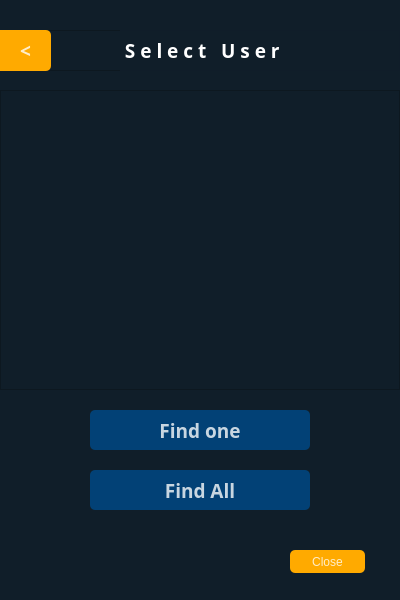
Before: the Qt Designer form ui/listest.ui in cach007/face_findeer, drawn with Qt 5.
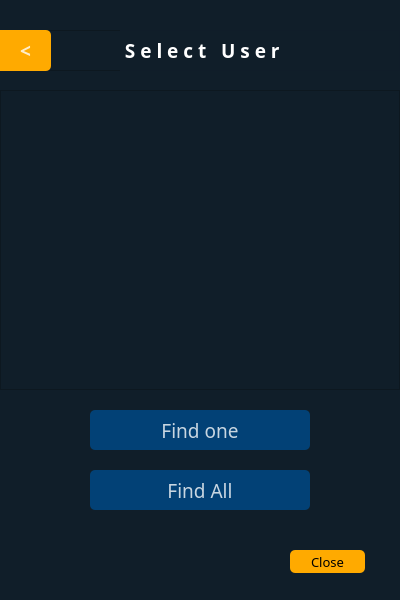
After: the same form once the commit is applied. Icons and pictures are not drawn.

Patch:
```diff
--- a/ui/listest.ui
+++ b/ui/listest.ui
@@ -40,10 +40,16 @@
       <height>23</height>
      </rect>
     </property>
+    <property name="font">
+     <font>
+      <family>Arial Rounded MT Bold</family>
+      <pointsize>10</pointsize>
+     </font>
+    </property>
     <property name="styleSheet">
      <string notr="true">QPushButton#pushButton_3{
 background-color:rgb(255, 170, 0);
-color:rgba(255, 255, 255, 200);
+	color: rgb(0, 0, 0);
 border-radius:5px;
 }
 QPushButton#pushButton_3:pressed{
@@ -92,10 +98,10 @@
     </property>
     <property name="font">
      <font>
-      <family>Agency FB</family>
+      <family>Arial Rounded MT Bold</family>
       <pointsize>14</pointsize>
-      <weight>75</weight>
-      <bold>true</bold>
+      <weight>50</weight>
+      <bold>false</bold>
      </font>
     </property>
     <property name="styleSheet">
@@ -140,10 +146,10 @@
     </property>
     <property name="font">
      <font>
-      <family>Agency FB</family>
+      <family>Arial Rounded MT Bold</family>
       <pointsize>14</pointsize>
-      <weight>75</weight>
-      <bold>true</bold>
+      <weight>50</weight>
+      <bold>false</bold>
      </font>
     </property>
     <property name="styleSheet">
```
